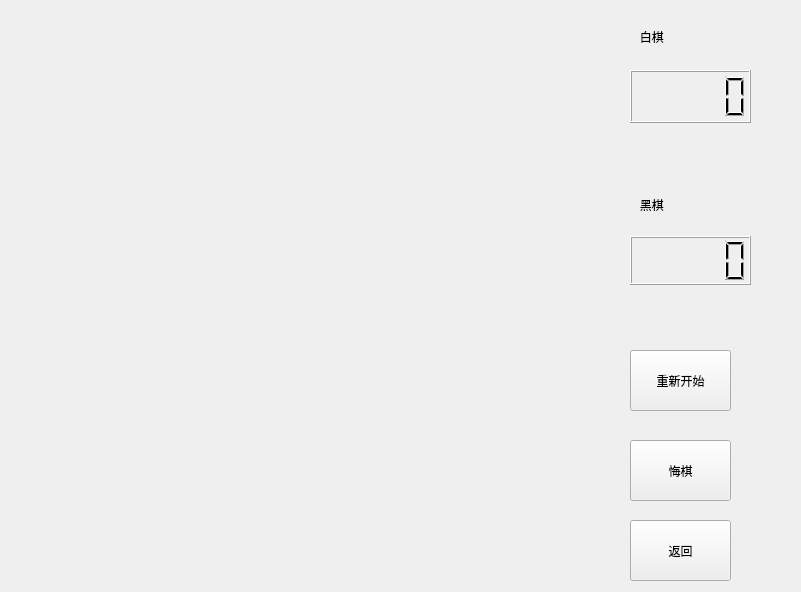
shengxiamo/Gomoku, file gamewidget.ui: the form before one commit.
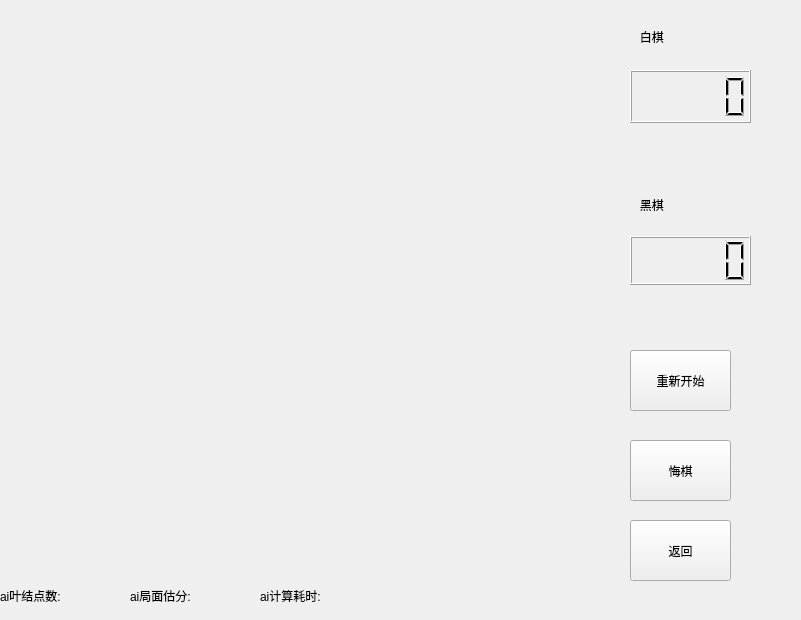
The form after the commit.

Diff of the .ui file:
```diff
--- a/gamewidget.ui
+++ b/gamewidget.ui
@@ -7,13 +7,13 @@
     <x>0</x>
     <y>0</y>
     <width>801</width>
-    <height>592</height>
+    <height>620</height>
    </rect>
   </property>
   <property name="windowTitle">
    <string>Form</string>
   </property>
-  <widget class="QWidget" name="">
+  <widget class="QWidget" name="layoutWidget">
    <property name="geometry">
     <rect>
      <x>630</x>
@@ -110,6 +110,45 @@
     </item>
    </layout>
   </widget>
+  <widget class="QLabel" name="lb_timeuse">
+   <property name="geometry">
+    <rect>
+     <x>260</x>
+     <y>570</y>
+     <width>221</width>
+     <height>51</height>
+    </rect>
+   </property>
+   <property name="text">
+    <string>ai计算耗时:</string>
+   </property>
+  </widget>
+  <widget class="QLabel" name="lb_nodeNum">
+   <property name="geometry">
+    <rect>
+     <x>0</x>
+     <y>570</y>
+     <width>171</width>
+     <height>51</height>
+    </rect>
+   </property>
+   <property name="text">
+    <string>ai叶结点数:</string>
+   </property>
+  </widget>
+  <widget class="QLabel" name="lb_eval">
+   <property name="geometry">
+    <rect>
+     <x>130</x>
+     <y>570</y>
+     <width>171</width>
+     <height>51</height>
+    </rect>
+   </property>
+   <property name="text">
+    <string>ai局面估分:</string>
+   </property>
+  </widget>
  </widget>
  <resources/>
  <connections/>
```
